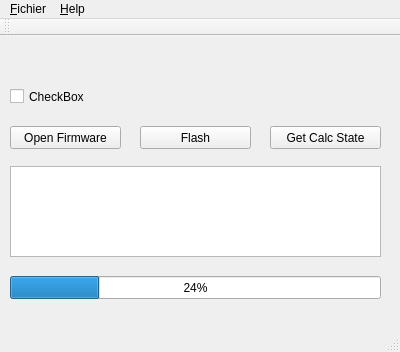
turion64guy/Numworks_Firmware_Flasher, file Numworks_Firmware_Flasher/mainwindow.ui: the form before one commit.
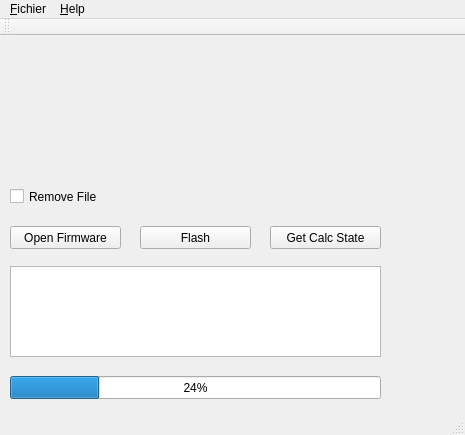
The form after the commit.

Diff of the .ui file:
```diff
--- a/Numworks_Firmware_Flasher/mainwindow.ui
+++ b/Numworks_Firmware_Flasher/mainwindow.ui
@@ -6,8 +6,8 @@
    <rect>
     <x>0</x>
     <y>0</y>
-    <width>400</width>
-    <height>352</height>
+    <width>465</width>
+    <height>435</height>
    </rect>
   </property>
   <property name="windowTitle">
@@ -18,7 +18,7 @@
     <property name="geometry">
      <rect>
       <x>10</x>
-      <y>130</y>
+      <y>230</y>
       <width>371</width>
       <height>91</height>
      </rect>
@@ -31,7 +31,7 @@
     <property name="geometry">
      <rect>
       <x>10</x>
-      <y>90</y>
+      <y>190</y>
       <width>111</width>
       <height>23</height>
      </rect>
@@ -44,7 +44,7 @@
     <property name="geometry">
      <rect>
       <x>140</x>
-      <y>90</y>
+      <y>190</y>
       <width>111</width>
       <height>23</height>
      </rect>
@@ -57,7 +57,7 @@
     <property name="geometry">
      <rect>
       <x>270</x>
-      <y>90</y>
+      <y>190</y>
       <width>111</width>
       <height>23</height>
      </rect>
@@ -70,7 +70,7 @@
     <property name="geometry">
      <rect>
       <x>10</x>
-      <y>240</y>
+      <y>340</y>
       <width>371</width>
       <height>23</height>
      </rect>
@@ -83,13 +83,26 @@
     <property name="geometry">
      <rect>
       <x>10</x>
-      <y>50</y>
-      <width>85</width>
+      <y>150</y>
+      <width>111</width>
       <height>21</height>
      </rect>
     </property>
     <property name="text">
-     <string>CheckBox</string>
+     <string>Remove File</string>
+    </property>
+   </widget>
+   <widget class="QLabel" name="Picture_Label">
+    <property name="geometry">
+     <rect>
+      <x>270</x>
+      <y>70</y>
+      <width>111</width>
+      <height>101</height>
+     </rect>
+    </property>
+    <property name="text">
+     <string/>
     </property>
    </widget>
   </widget>
@@ -98,7 +111,7 @@
     <rect>
      <x>0</x>
      <y>0</y>
-     <width>400</width>
+     <width>465</width>
      <height>20</height>
     </rect>
    </property>
```
